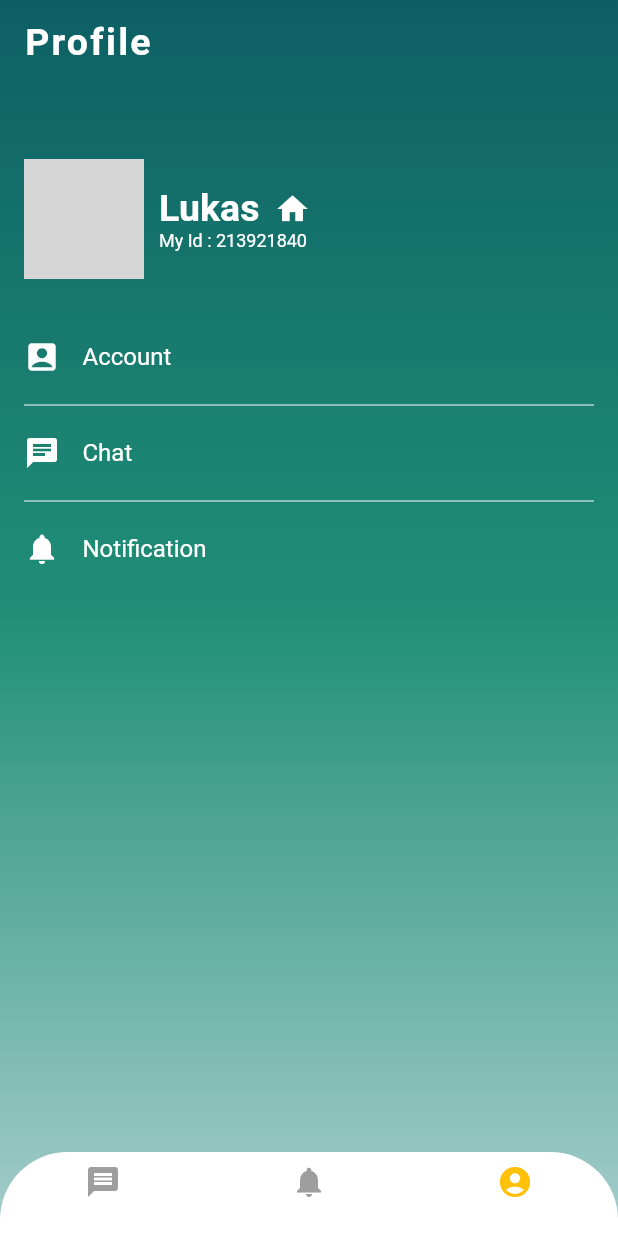
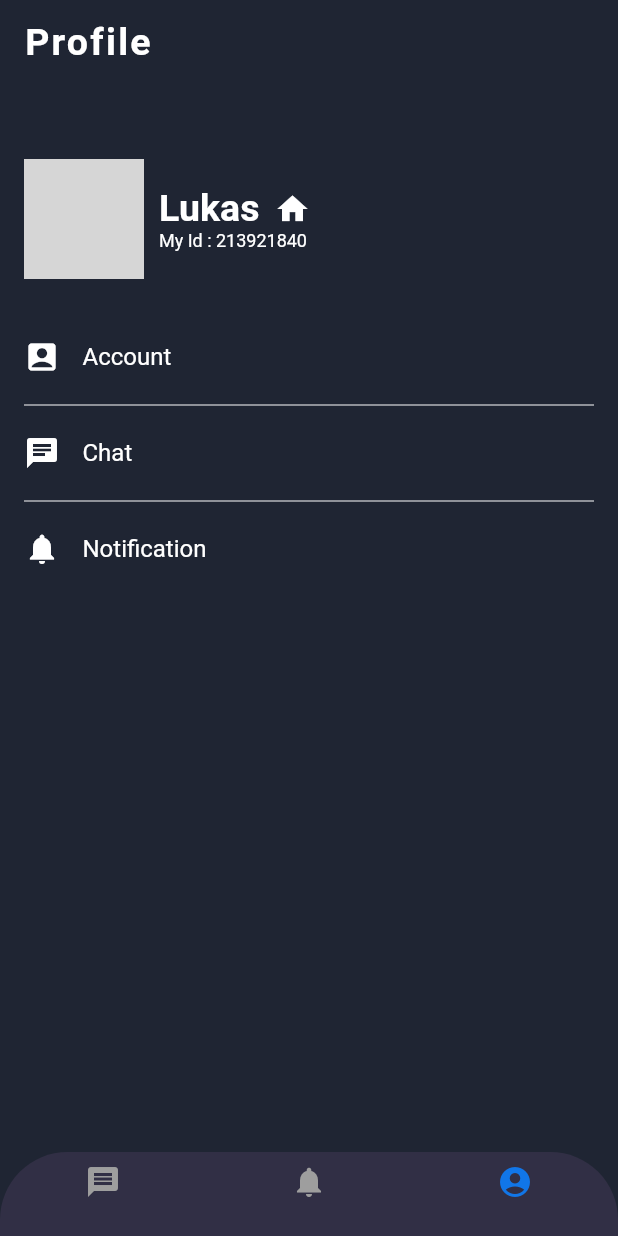
Before and after one commit to puzzleleaf/FlutterChatAppKit, a Flutter app: the screen it shows after launch, swiped to page 3, on a phone screen of 412 x 824 dp. Run offline on Flutter 3.47's test engine with Material 2 defaults, Android fonts, the phone set to English and light mode, and no system bars; network calls fail; grey boxes are pictures that could not be loaded.

Commit message:
add DarkTheme

```diff
--- a/lib/main.dart
+++ b/lib/main.dart
@@ -1,6 +1,7 @@
 import 'package:flutter/material.dart';
 import 'package:fluttersocial/screens/chat_room/chat_room_screen.dart';
 import 'package:fluttersocial/screens/home/home_screen.dart';
+import 'package:fluttersocial/screens/utils/constants.dart';
 
 void main() => runApp(MyApp());
 
@@ -11,6 +12,7 @@ class MyApp extends StatelessWidget {
     return MaterialApp(
       title: 'Flutter Social',
       debugShowCheckedModeBanner: false,
+      theme: Constants.darkTheme,
       initialRoute: '/',
       routes: {
         '/': (context) => HomeScreen(),
--- a/lib/screens/home/home_screen.dart
+++ b/lib/screens/home/home_screen.dart
@@ -25,7 +25,7 @@ class _HomeScreenState extends State<HomeScreen> {
         ),
         child: BottomNavigationBar(
           type: BottomNavigationBarType.fixed,
-          backgroundColor: Colors.white,
+          backgroundColor: Theme.of(context).primaryColor,
           currentIndex: _page,
           onTap: (idx) {
             _pageController.jumpToPage(idx);
@@ -38,7 +38,7 @@ class _HomeScreenState extends State<HomeScreen> {
               ),
               activeIcon: Icon(
                 Icons.message,
-                color: Colors.amber,
+                color: Theme.of(context).accentColor,
               ),
               title: Container(
                 height: 0.0,
@@ -51,7 +51,7 @@ class _HomeScreenState extends State<HomeScreen> {
               ),
               activeIcon: Icon(
                 Icons.notifications,
-                color: Colors.amber,
+                color: Theme.of(context).accentColor,
               ),
               title: Container(
                 height: 0.0,
@@ -64,7 +64,7 @@ class _HomeScreenState extends State<HomeScreen> {
               ),
               activeIcon: Icon(
                 Icons.account_circle,
-                color: Colors.amber,
+                color: Theme.of(context).accentColor,
               ),
               title: Container(
                 height: 0.0,
--- a/lib/screens/profile/profile_screen.dart
+++ b/lib/screens/profile/profile_screen.dart
@@ -1,5 +1,6 @@
 import 'package:flutter/material.dart';
 import 'package:fluttersocial/models/data.dart';
+import 'package:fluttersocial/screens/utils/constants.dart';
 
 class ProfileScreen extends StatelessWidget {
   @override
@@ -12,24 +13,20 @@ class ProfileScreen extends StatelessWidget {
         centerTitle: false,
         title: Text(
           'Profile',
-          style: TextStyle(
-            fontSize: 25.0,
-            letterSpacing: 1.5,
-            fontWeight: FontWeight.bold,
-          ),
+          style: Constants.titleStyle,
         ),
       ),
       body: Container(
         padding: const EdgeInsets.only(top: 90),
         decoration: BoxDecoration(
-            gradient: LinearGradient(
-                begin: Alignment.topCenter,
-                end: Alignment.bottomCenter,
-                colors: [
-              Color(0xff0D5F64),
-              Color(0xff219077),
-              Color(0xffA5CDCC)
-            ])),
+          gradient: LinearGradient(
+            begin: Alignment.topCenter,
+            end: Alignment.bottomCenter,
+            colors: Theme.of(context).brightness == Brightness.light
+                ? Constants.lightBGColors
+                : Constants.darkBGColors,
+          ),
+        ),
         child: Padding(
           padding: const EdgeInsets.all(16.0),
           child: Column(
@@ -77,39 +74,62 @@ class ProfileScreen extends StatelessWidget {
                   )
                 ],
               ),
-              SizedBox(height: 40,),
+              SizedBox(
+                height: 40,
+              ),
               Column(
                 children: <Widget>[
                   Row(
                     children: <Widget>[
-                      Icon(Icons.account_box, color: Colors.white,),
-                      SizedBox(width: 15,),
-                      Text('Account', style: TextStyle(
+                      Icon(
+                        Icons.account_box,
                         color: Colors.white,
-                        fontSize: 16
-                      ),)
+                      ),
+                      SizedBox(
+                        width: 15,
+                      ),
+                      Text(
+                        'Account',
+                        style: TextStyle(color: Colors.white, fontSize: 16),
+                      )
                     ],
                   ),
-                  Divider(color: Colors.white, height: 40,),
+                  Divider(
+                    color: Colors.white,
+                    height: 40,
+                  ),
                   Row(
                     children: <Widget>[
-                      Icon(Icons.chat, color: Colors.white,),
-                      SizedBox(width: 15,),
-                      Text('Chat', style: TextStyle(
-                          color: Colors.white,
-                          fontSize: 16
-                      ),)
+                      Icon(
+                        Icons.chat,
+                        color: Colors.white,
+                      ),
+                      SizedBox(
+                        width: 15,
+                      ),
+                      Text(
+                        'Chat',
+                        style: TextStyle(color: Colors.white, fontSize: 16),
+                      )
                     ],
                   ),
-                  Divider(color: Colors.white, height: 40,),
+                  Divider(
+                    color: Colors.white,
+                    height: 40,
+                  ),
                   Row(
                     children: <Widget>[
-                      Icon(Icons.notifications, color: Colors.white,),
-                      SizedBox(width: 15,),
-                      Text('Notification', style: TextStyle(
-                          color: Colors.white,
-                          fontSize: 16
-                      ),)
+                      Icon(
+                        Icons.notifications,
+                        color: Colors.white,
+                      ),
+                      SizedBox(
+                        width: 15,
+                      ),
+                      Text(
+                        'Notification',
+                        style: TextStyle(color: Colors.white, fontSize: 16),
+                      )
                     ],
                   ),
                 ],
--- a/lib/screens/utils/constants.dart
+++ b/lib/screens/utils/constants.dart
@@ -1,8 +1,55 @@
+
 import 'package:flutter/material.dart';
 
 class Constants {
   static OutlineInputBorder border = OutlineInputBorder(
     borderRadius: BorderRadius.circular(30),
-    borderSide: BorderSide(color: Colors.white),
+    borderSide: BorderSide(color: Colors.transparent),
+  );
+
+  static const TextStyle titleStyle = TextStyle(
+    color: Colors.white,
+    fontSize: 25.0,
+    letterSpacing: 1.5,
+    fontWeight: FontWeight.bold,
+  );
+
+  static const Color darkPrimary = Color(0xff312F45);
+  static const Color darkAccent = Color(0xff1176E8);
+  static const Color darkBG = Color(0xff1F2533);
+
+  static const Color lightPrimary = Colors.white;
+  static const Color lightAccent = Colors.amber;
+  static const Color lightBG = Color(0xFFEEEEEE);
+
+  Color w = Colors.grey[200];
+  static const List<Color> darkBGColors = [darkBG, darkBG];
+
+  static const List<Color> lightBGColors = [
+    Color(0xff0D5F64),
+    Color(0xff219077),
+    Color(0xffA5CDCC)
+  ];
+
+  static final ThemeData lightTheme = ThemeData(
+    brightness: Brightness.light,
+    backgroundColor: lightBG,
+    primaryColor: lightPrimary,
+    accentColor: lightAccent,
+    scaffoldBackgroundColor: Colors.transparent,
+    appBarTheme: AppBarTheme(
+      elevation: 0,
+    ),
+  );
+
+  static final ThemeData darkTheme = ThemeData(
+    brightness: Brightness.dark,
+    backgroundColor: darkBG,
+    primaryColor: darkPrimary,
+    accentColor: darkAccent,
+    scaffoldBackgroundColor: Colors.transparent,
+    appBarTheme: AppBarTheme(
+      elevation: 0,
+    ),
   );
 }
```
Also changed, not shown: lib/screens/chat/chat_screen.dart (+12 -14 lines), lib/screens/chat_room/chat_bubble.dart (+10 -3 lines), lib/screens/chat_room/chat_input.dart (+5 -5 lines), lib/screens/chat_room/chat_room_screen.dart (+11 -9 lines), lib/screens/notification/feed_bubble.dart (+15 -4 lines), lib/screens/notification/notification_screen.dart (+15 -15 lines).
